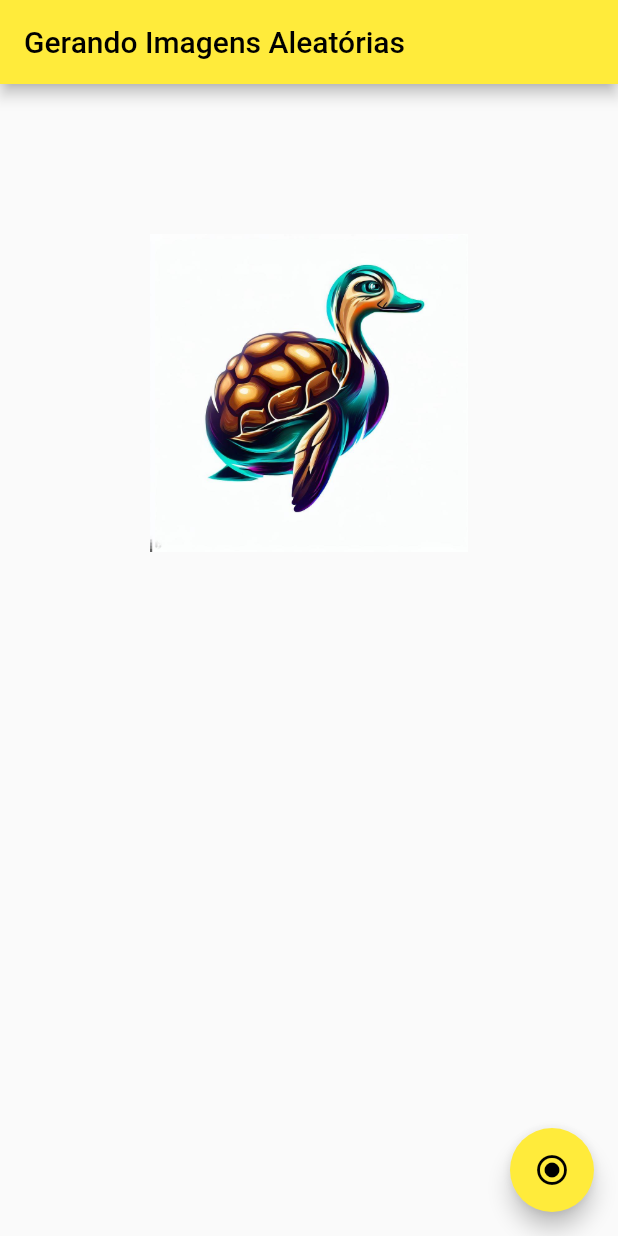
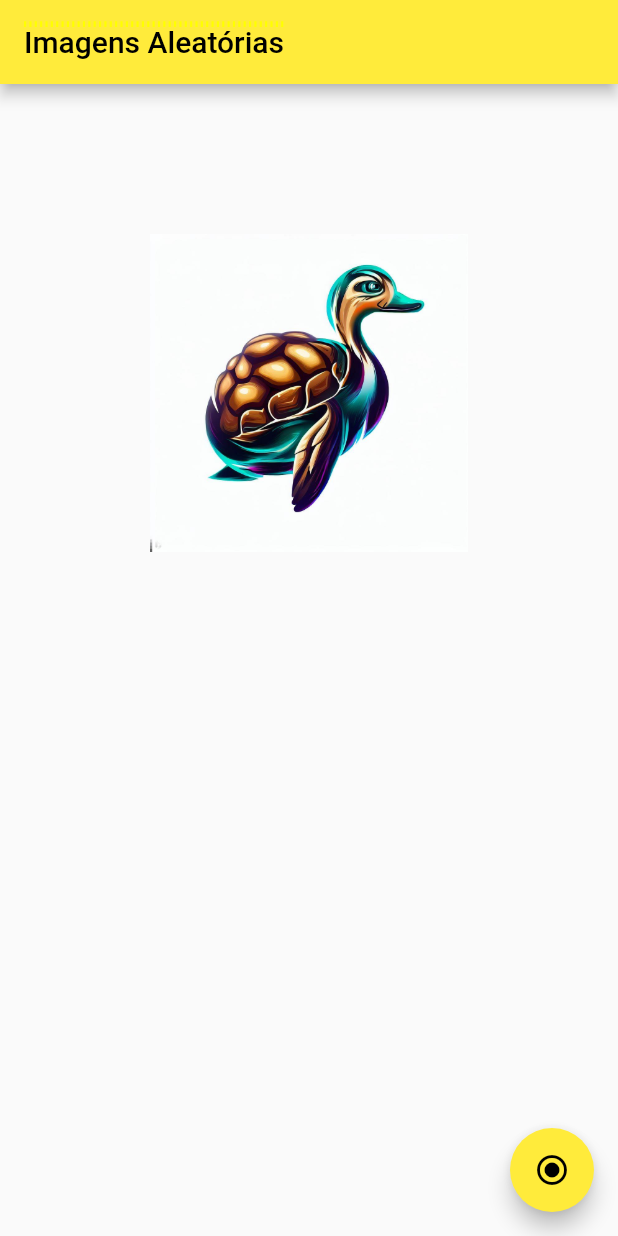
Before and after one commit to LeticiaBHB/imagefluttergithub, a Flutter app: the screen it shows after launch, on a phone screen of 412 x 824 dp. Run offline on Flutter 3.47's test engine with Material 2 defaults, Android fonts, the phone set to English and light mode, and no system bars.

```diff
--- a/lib/main.dart
+++ b/lib/main.dart
@@ -53,11 +53,19 @@ class _HomePageState extends State<HomePage> {
   Widget build(BuildContext context) {
     return Scaffold(
       appBar: AppBar(
-          title: const Text('Gerando Imagens Aleatórias'),
+          title: const Text('Imagens Aleatórias',
+            style: TextStyle(
+                decoration: TextDecoration.overline,
+                decorationThickness: 4.00,
+              decorationColor: Colors.yellowAccent,
+              decorationStyle: TextDecorationStyle.dotted
+            ),),
         ),
       body: SingleChildScrollView(
         child: Container(
           child: Column(
+            mainAxisAlignment: MainAxisAlignment.spaceEvenly,
+            crossAxisAlignment: CrossAxisAlignment.center,
             children: [
               Container(
                 margin: EdgeInsets.all(100),
```
